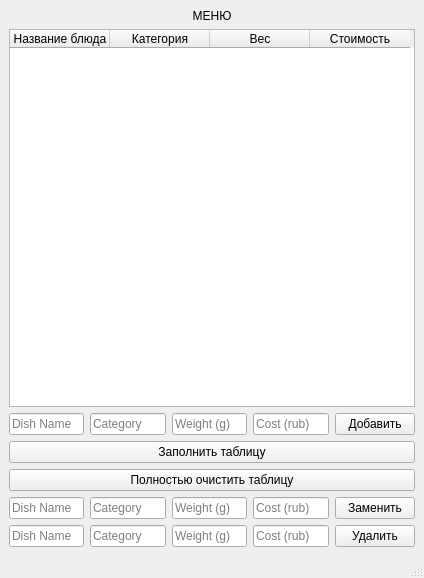
Above: dish.ui from detry1337/Iisp_practice before the change. Below: the same form after it.
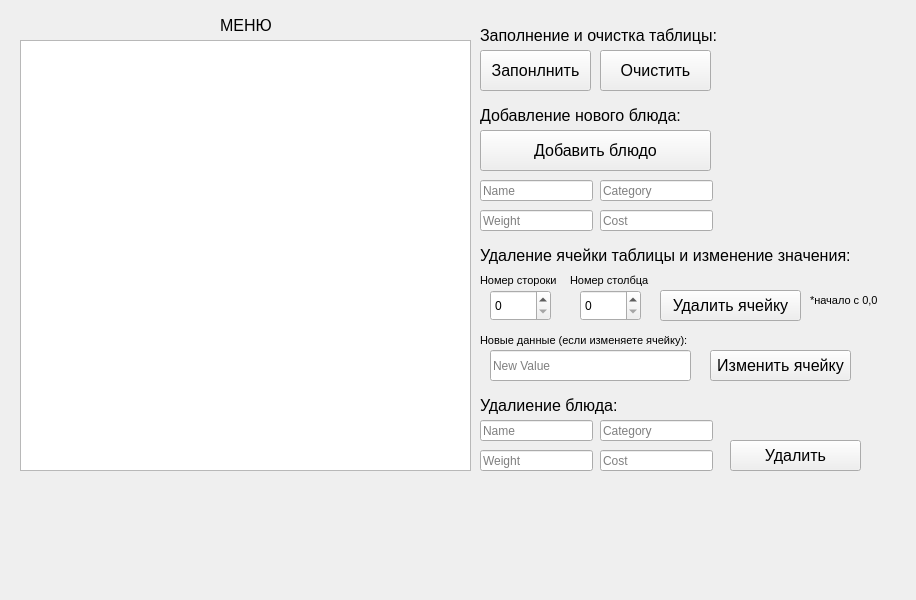
That is the form after the change. Icons and pictures are not drawn.

What changed in the file:
```diff
--- a/dish.ui
+++ b/dish.ui
@@ -6,205 +6,432 @@
    <rect>
     <x>0</x>
     <y>0</y>
-    <width>424</width>
-    <height>578</height>
+    <width>916</width>
+    <height>600</height>
    </rect>
   </property>
   <property name="windowTitle">
    <string>Dish Manager</string>
   </property>
   <widget class="QWidget" name="centralwidget">
-   <layout class="QVBoxLayout" name="verticalLayout">
-    <item>
-     <widget class="QLabel" name="label_title">
-      <property name="text">
-       <string>МЕНЮ</string>
-      </property>
-      <property name="alignment">
-       <set>Qt::AlignCenter</set>
-      </property>
-     </widget>
-    </item>
-    <item>
-     <widget class="QTableWidget" name="tableWidget">
-      <property name="sizePolicy">
-       <sizepolicy hsizetype="Expanding" vsizetype="Expanding">
-        <horstretch>0</horstretch>
-        <verstretch>0</verstretch>
-       </sizepolicy>
-      </property>
-      <column>
-       <property name="text">
-        <string>Название блюда</string>
-       </property>
-      </column>
-      <column>
-       <property name="text">
-        <string>Категория</string>
-       </property>
-      </column>
-      <column>
-       <property name="text">
-        <string>Вес</string>
-       </property>
-      </column>
-      <column>
-       <property name="text">
-        <string>Стоимость</string>
-       </property>
-      </column>
-     </widget>
-    </item>
-    <item>
-     <layout class="QHBoxLayout" name="horizontalLayout">
-      <item>
-       <widget class="QLineEdit" name="lineEdit_name">
-        <property name="placeholderText">
-         <string>Dish Name</string>
-        </property>
-       </widget>
-      </item>
-      <item>
-       <widget class="QLineEdit" name="lineEdit_category">
-        <property name="placeholderText">
-         <string>Category</string>
-        </property>
-       </widget>
-      </item>
-      <item>
-       <widget class="QLineEdit" name="lineEdit_weight">
-        <property name="placeholderText">
-         <string>Weight (g)</string>
-        </property>
-       </widget>
-      </item>
-      <item>
-       <widget class="QLineEdit" name="lineEdit_cost">
-        <property name="placeholderText">
-         <string>Cost (rub)</string>
-        </property>
-       </widget>
-      </item>
-      <item>
-       <widget class="QPushButton" name="pushButton_3">
-        <property name="text">
-         <string>Добавить</string>
-        </property>
-       </widget>
-      </item>
-     </layout>
-    </item>
-    <item>
-     <widget class="QPushButton" name="pushButton">
-      <property name="text">
-       <string>Заполнить таблицу</string>
-      </property>
-     </widget>
-    </item>
-    <item>
-     <widget class="QPushButton" name="pushButton_2">
-      <property name="text">
-       <string>Полностью очистить таблицу</string>
-      </property>
-     </widget>
-    </item>
-    <item>
-     <layout class="QHBoxLayout" name="horizontalLayout_2">
-      <item>
-       <widget class="QLineEdit" name="lineEdit_name_2">
-        <property name="placeholderText">
-         <string>Dish Name</string>
-        </property>
-       </widget>
-      </item>
-      <item>
-       <widget class="QLineEdit" name="lineEdit_category_2">
-        <property name="placeholderText">
-         <string>Category</string>
-        </property>
-       </widget>
-      </item>
-      <item>
-       <widget class="QLineEdit" name="lineEdit_weight_3">
-        <property name="placeholderText">
-         <string>Weight (g)</string>
-        </property>
-       </widget>
-      </item>
-      <item>
-       <widget class="QLineEdit" name="lineEdit_cost_2">
-        <property name="placeholderText">
-         <string>Cost (rub)</string>
-        </property>
-       </widget>
-      </item>
-      <item>
-       <widget class="QPushButton" name="pushButton_4">
-        <property name="text">
-         <string>Заменить</string>
-        </property>
-       </widget>
-      </item>
-     </layout>
-    </item>
-    <item>
-     <layout class="QHBoxLayout" name="buttonLayout"/>
-    </item>
-    <item>
-     <layout class="QHBoxLayout" name="horizontalLayout_3">
-      <item>
-       <widget class="QLineEdit" name="lineEdit_name_3">
-        <property name="placeholderText">
-         <string>Dish Name</string>
-        </property>
-       </widget>
-      </item>
-      <item>
-       <widget class="QLineEdit" name="lineEdit_category_3">
-        <property name="placeholderText">
-         <string>Category</string>
-        </property>
-       </widget>
-      </item>
-      <item>
-       <widget class="QLineEdit" name="lineEdit_weight_5">
-        <property name="placeholderText">
-         <string>Weight (g)</string>
-        </property>
-       </widget>
-      </item>
-      <item>
-       <widget class="QLineEdit" name="lineEdit_cost_3">
-        <property name="placeholderText">
-         <string>Cost (rub)</string>
-        </property>
-       </widget>
-      </item>
-      <item>
-       <widget class="QPushButton" name="pushButton_5">
-        <property name="text">
-         <string>Удалить</string>
-        </property>
-       </widget>
-      </item>
-     </layout>
-    </item>
-    <item>
-     <layout class="QHBoxLayout" name="buttonLayout_2"/>
-    </item>
-   </layout>
+   <widget class="QTableWidget" name="tableWidget">
+    <property name="geometry">
+     <rect>
+      <x>20</x>
+      <y>40</y>
+      <width>451</width>
+      <height>431</height>
+     </rect>
+    </property>
+   </widget>
+   <widget class="QPushButton" name="pushButton">
+    <property name="geometry">
+     <rect>
+      <x>480</x>
+      <y>50</y>
+      <width>111</width>
+      <height>41</height>
+     </rect>
+    </property>
+    <property name="font">
+     <font>
+      <pointsize>12</pointsize>
+     </font>
+    </property>
+    <property name="text">
+     <string>Запонлнить</string>
+    </property>
+   </widget>
+   <widget class="QPushButton" name="pushButton_2">
+    <property name="geometry">
+     <rect>
+      <x>600</x>
+      <y>50</y>
+      <width>111</width>
+      <height>41</height>
+     </rect>
+    </property>
+    <property name="font">
+     <font>
+      <pointsize>12</pointsize>
+     </font>
+    </property>
+    <property name="text">
+     <string>Очистить</string>
+    </property>
+   </widget>
+   <widget class="QPushButton" name="pushButton_3">
+    <property name="geometry">
+     <rect>
+      <x>480</x>
+      <y>130</y>
+      <width>231</width>
+      <height>41</height>
+     </rect>
+    </property>
+    <property name="font">
+     <font>
+      <pointsize>12</pointsize>
+     </font>
+    </property>
+    <property name="text">
+     <string>Добавить блюдо</string>
+    </property>
+   </widget>
+   <widget class="QPushButton" name="pushButton_delete">
+    <property name="geometry">
+     <rect>
+      <x>730</x>
+      <y>440</y>
+      <width>131</width>
+      <height>31</height>
+     </rect>
+    </property>
+    <property name="font">
+     <font>
+      <pointsize>12</pointsize>
+     </font>
+    </property>
+    <property name="text">
+     <string>Удалить</string>
+    </property>
+   </widget>
+   <widget class="QPushButton" name="pushButton_delete_cell">
+    <property name="geometry">
+     <rect>
+      <x>660</x>
+      <y>290</y>
+      <width>141</width>
+      <height>31</height>
+     </rect>
+    </property>
+    <property name="font">
+     <font>
+      <pointsize>12</pointsize>
+     </font>
+    </property>
+    <property name="text">
+     <string>Удалить ячейку</string>
+    </property>
+   </widget>
+   <widget class="QPushButton" name="pushButton_edit_cell">
+    <property name="geometry">
+     <rect>
+      <x>710</x>
+      <y>350</y>
+      <width>141</width>
+      <height>31</height>
+     </rect>
+    </property>
+    <property name="font">
+     <font>
+      <pointsize>12</pointsize>
+     </font>
+    </property>
+    <property name="text">
+     <string>Изменить ячейку</string>
+    </property>
+   </widget>
+   <widget class="QLineEdit" name="lineEdit_name">
+    <property name="geometry">
+     <rect>
+      <x>480</x>
+      <y>180</y>
+      <width>113</width>
+      <height>21</height>
+     </rect>
+    </property>
+    <property name="placeholderText">
+     <string>Name</string>
+    </property>
+   </widget>
+   <widget class="QLineEdit" name="lineEdit_category">
+    <property name="geometry">
+     <rect>
+      <x>600</x>
+      <y>180</y>
+      <width>113</width>
+      <height>21</height>
+     </rect>
+    </property>
+    <property name="placeholderText">
+     <string>Category</string>
+    </property>
+   </widget>
+   <widget class="QLineEdit" name="lineEdit_weight">
+    <property name="geometry">
+     <rect>
+      <x>480</x>
+      <y>210</y>
+      <width>113</width>
+      <height>21</height>
+     </rect>
+    </property>
+    <property name="placeholderText">
+     <string>Weight</string>
+    </property>
+   </widget>
+   <widget class="QLineEdit" name="lineEdit_cost">
+    <property name="geometry">
+     <rect>
+      <x>600</x>
+      <y>210</y>
+      <width>113</width>
+      <height>21</height>
+     </rect>
+    </property>
+    <property name="placeholderText">
+     <string>Cost</string>
+    </property>
+   </widget>
+   <widget class="QSpinBox" name="spinBox_row">
+    <property name="geometry">
+     <rect>
+      <x>490</x>
+      <y>290</y>
+      <width>61</width>
+      <height>31</height>
+     </rect>
+    </property>
+   </widget>
+   <widget class="QSpinBox" name="spinBox_col">
+    <property name="geometry">
+     <rect>
+      <x>580</x>
+      <y>290</y>
+      <width>61</width>
+      <height>31</height>
+     </rect>
+    </property>
+   </widget>
+   <widget class="QLineEdit" name="lineEdit_new_value">
+    <property name="geometry">
+     <rect>
+      <x>490</x>
+      <y>350</y>
+      <width>201</width>
+      <height>31</height>
+     </rect>
+    </property>
+    <property name="placeholderText">
+     <string>New Value</string>
+    </property>
+   </widget>
+   <widget class="QLabel" name="label">
+    <property name="geometry">
+     <rect>
+      <x>480</x>
+      <y>20</y>
+      <width>251</width>
+      <height>31</height>
+     </rect>
+    </property>
+    <property name="font">
+     <font>
+      <pointsize>12</pointsize>
+     </font>
+    </property>
+    <property name="text">
+     <string>Заполнение и очистка таблицы:</string>
+    </property>
+   </widget>
+   <widget class="QLabel" name="label_2">
+    <property name="geometry">
+     <rect>
+      <x>480</x>
+      <y>100</y>
+      <width>251</width>
+      <height>31</height>
+     </rect>
+    </property>
+    <property name="font">
+     <font>
+      <pointsize>12</pointsize>
+     </font>
+    </property>
+    <property name="text">
+     <string>Добавление нового блюда:</string>
+    </property>
+   </widget>
+   <widget class="QLabel" name="label_3">
+    <property name="geometry">
+     <rect>
+      <x>480</x>
+      <y>240</y>
+      <width>371</width>
+      <height>31</height>
+     </rect>
+    </property>
+    <property name="font">
+     <font>
+      <pointsize>12</pointsize>
+     </font>
+    </property>
+    <property name="text">
+     <string>Удаление ячейки таблицы и изменение значения:</string>
+    </property>
+   </widget>
+   <widget class="QLabel" name="label_4">
+    <property name="geometry">
+     <rect>
+      <x>480</x>
+      <y>270</y>
+      <width>81</width>
+      <height>21</height>
+     </rect>
+    </property>
+    <property name="font">
+     <font>
+      <pointsize>8</pointsize>
+     </font>
+    </property>
+    <property name="text">
+     <string>Номер стороки</string>
+    </property>
+   </widget>
+   <widget class="QLabel" name="label_5">
+    <property name="geometry">
+     <rect>
+      <x>570</x>
+      <y>270</y>
+      <width>81</width>
+      <height>21</height>
+     </rect>
+    </property>
+    <property name="font">
+     <font>
+      <pointsize>8</pointsize>
+     </font>
+    </property>
+    <property name="text">
+     <string>Номер столбца</string>
+    </property>
+   </widget>
+   <widget class="QLabel" name="label_6">
+    <property name="geometry">
+     <rect>
+      <x>810</x>
+      <y>290</y>
+      <width>71</width>
+      <height>20</height>
+     </rect>
+    </property>
+    <property name="font">
+     <font>
+      <pointsize>8</pointsize>
+     </font>
+    </property>
+    <property name="text">
+     <string>*начало с 0,0</string>
+    </property>
+   </widget>
+   <widget class="QLabel" name="label_7">
+    <property name="geometry">
+     <rect>
+      <x>480</x>
+      <y>330</y>
+      <width>211</width>
+      <height>21</height>
+     </rect>
+    </property>
+    <property name="font">
+     <font>
+      <pointsize>8</pointsize>
+     </font>
+    </property>
+    <property name="text">
+     <string>Новые данные (если изменяете ячейку):</string>
+    </property>
+   </widget>
+   <widget class="QLabel" name="label_8">
+    <property name="geometry">
+     <rect>
+      <x>480</x>
+      <y>390</y>
+      <width>231</width>
+      <height>31</height>
+     </rect>
+    </property>
+    <property name="font">
+     <font>
+      <pointsize>12</pointsize>
+     </font>
+    </property>
+    <property name="text">
+     <string>Удалиение блюда:</string>
+    </property>
+   </widget>
+   <widget class="QLineEdit" name="lineEdit_weight_2">
+    <property name="geometry">
+     <rect>
+      <x>480</x>
+      <y>450</y>
+      <width>113</width>
+      <height>21</height>
+     </rect>
+    </property>
+    <property name="placeholderText">
+     <string>Weight</string>
+    </property>
+   </widget>
+   <widget class="QLineEdit" name="lineEdit_category_2">
+    <property name="geometry">
+     <rect>
+      <x>600</x>
+      <y>420</y>
+      <width>113</width>
+      <height>21</height>
+     </rect>
+    </property>
+    <property name="placeholderText">
+     <string>Category</string>
+    </property>
+   </widget>
+   <widget class="QLineEdit" name="lineEdit_cost_2">
+    <property name="geometry">
+     <rect>
+      <x>600</x>
+      <y>450</y>
+      <width>113</width>
+      <height>21</height>
+     </rect>
+    </property>
+    <property name="placeholderText">
+     <string>Cost</string>
+    </property>
+   </widget>
+   <widget class="QLineEdit" name="lineEdit_name_2">
+    <property name="geometry">
+     <rect>
+      <x>480</x>
+      <y>420</y>
+      <width>113</width>
+      <height>21</height>
+     </rect>
+    </property>
+    <property name="placeholderText">
+     <string>Name</string>
+    </property>
+   </widget>
+   <widget class="QLabel" name="label_9">
+    <property name="geometry">
+     <rect>
+      <x>220</x>
+      <y>10</y>
+      <width>51</width>
+      <height>31</height>
+     </rect>
+    </property>
+    <property name="font">
+     <font>
+      <pointsize>12</pointsize>
+     </font>
+    </property>
+    <property name="text">
+     <string>МЕНЮ</string>
+    </property>
+   </widget>
   </widget>
-  <widget class="QMenuBar" name="menubar">
-   <property name="geometry">
-    <rect>
-     <x>0</x>
-     <y>0</y>
-     <width>424</width>
-     <height>21</height>
-    </rect>
-   </property>
-  </widget>
-  <widget class="QStatusBar" name="statusbar"/>
  </widget>
  <resources/>
  <connections/>
```
Left out of the diff: 6 changed lines with no effect on the pictures.
